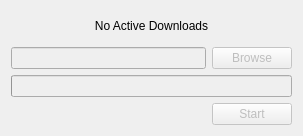
The window that filetransferdialog.ui (lawand/droper) describes before a commit, drawn with Qt 5.
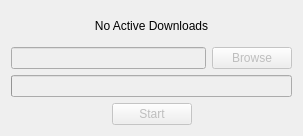
The same window after the commit. Icons and pictures are not drawn.

What changed in the file:
```diff
--- a/filetransferdialog.ui
+++ b/filetransferdialog.ui
@@ -99,6 +99,19 @@
        </property>
       </widget>
      </item>
+     <item>
+      <spacer name="horizontalSpacer">
+       <property name="orientation">
+        <enum>Qt::Horizontal</enum>
+       </property>
+       <property name="sizeHint" stdset="0">
+        <size>
+         <width>40</width>
+         <height>20</height>
+        </size>
+       </property>
+      </spacer>
+     </item>
     </layout>
    </item>
   </layout>
```
